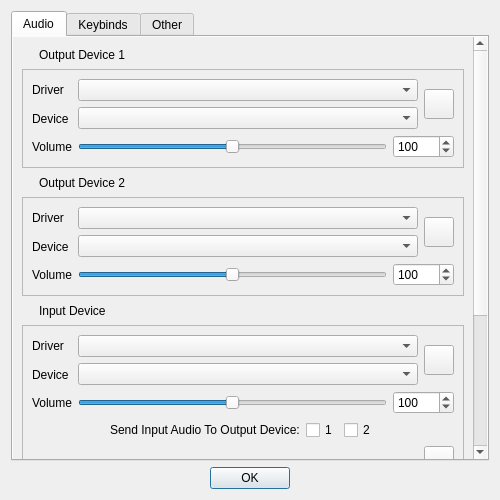
This is src/Dialog/dialogsettings.ui in defaultsamson/Soundboard as Qt 5 draws it before an edit. The edited form follows.
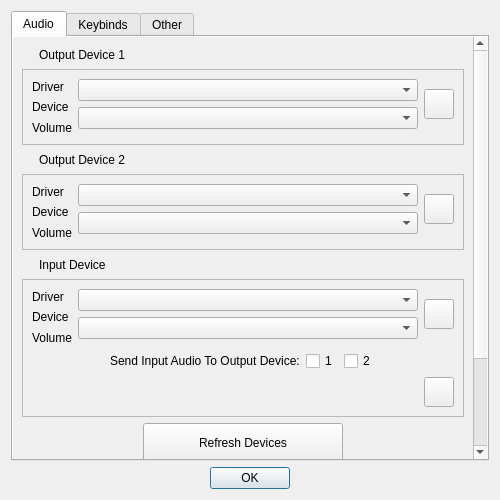
This is the edited form. Icons and pictures are not drawn. Custom widgets are drawn as their Qt base class.

Commit message: Updated DialodSettings to use WidgetVolume

Diff of the .ui file:
```diff
--- a/src/Dialog/dialogsettings.ui
+++ b/src/Dialog/dialogsettings.ui
@@ -60,9 +60,9 @@
           <property name="geometry">
            <rect>
             <x>0</x>
-            <y>0</y>
+            <y>-224</y>
             <width>464</width>
-            <height>726</height>
+            <height>644</height>
            </rect>
           </property>
           <layout class="QVBoxLayout" name="verticalLayout_11">
@@ -130,8 +130,8 @@
                  </layout>
                 </item>
                 <item>
-                 <widget class="QWidget" name="widget_6" native="true">
-                  <layout class="QVBoxLayout" name="verticalLayout_14">
+                 <widget class="QWidget" name="widget_3" native="true">
+                  <layout class="QVBoxLayout" name="verticalLayout_2">
                    <property name="leftMargin">
                     <number>0</number>
                    </property>
@@ -144,17 +144,29 @@
                    <property name="bottomMargin">
                     <number>0</number>
                    </property>
-                   <item>
-                    <layout class="QVBoxLayout" name="verticalLayout_12">
                      <item>
                       <layout class="QHBoxLayout" name="horizontalLayout_18">
                        <item>
                         <layout class="QVBoxLayout" name="verticalLayout_22">
                          <item>
-                          <widget class="QComboBox" name="comboBoxDriverOutput0"/>
+                        <widget class="QComboBox" name="comboBoxDriverOutput0">
+                         <property name="sizePolicy">
+                          <sizepolicy hsizetype="Expanding" vsizetype="Fixed">
+                           <horstretch>0</horstretch>
+                           <verstretch>0</verstretch>
+                          </sizepolicy>
+                         </property>
+                        </widget>
                          </item>
                          <item>
-                          <widget class="QComboBox" name="comboBoxDeviceOutput0"/>
+                        <widget class="QComboBox" name="comboBoxDeviceOutput0">
+                         <property name="sizePolicy">
+                          <sizepolicy hsizetype="Expanding" vsizetype="Fixed">
+                           <horstretch>0</horstretch>
+                           <verstretch>0</verstretch>
+                          </sizepolicy>
+                         </property>
+                        </widget>
                          </item>
                         </layout>
                        </item>
@@ -187,33 +199,14 @@
                       </layout>
                      </item>
                      <item>
-                      <layout class="QHBoxLayout" name="horizontalLayout_11">
-                       <item>
-                        <widget class="QSlider" name="sliderVolumeOutput0">
-                         <property name="maximum">
-                          <number>200</number>
-                         </property>
-                         <property name="value">
-                          <number>100</number>
-                         </property>
-                         <property name="orientation">
-                          <enum>Qt::Horizontal</enum>
-                         </property>
-                        </widget>
-                       </item>
-                       <item>
-                        <widget class="QSpinBox" name="spinBoxVolumeOutput0">
-                         <property name="maximum">
-                          <number>10000</number>
-                         </property>
-                         <property name="value">
-                          <number>100</number>
-                         </property>
-                        </widget>
-                       </item>
-                      </layout>
-                     </item>
-                    </layout>
+                    <widget class="WidgetVolume" name="volumeOutput0" native="true">
+                     <property name="minimumSize">
+                      <size>
+                       <width>0</width>
+                       <height>0</height>
+                      </size>
+                     </property>
+                    </widget>
                    </item>
                   </layout>
                  </widget>
@@ -287,8 +280,8 @@
                  </layout>
                 </item>
                 <item>
-                 <widget class="QWidget" name="widget_8" native="true">
-                  <layout class="QVBoxLayout" name="verticalLayout_13">
+                 <widget class="QWidget" name="widget_4" native="true">
+                  <layout class="QVBoxLayout" name="verticalLayout_12">
                    <property name="leftMargin">
                     <number>0</number>
                    </property>
@@ -301,17 +294,29 @@
                    <property name="bottomMargin">
                     <number>0</number>
                    </property>
-                   <item>
-                    <layout class="QVBoxLayout" name="verticalLayout_16">
                      <item>
                       <layout class="QHBoxLayout" name="horizontalLayout_17">
                        <item>
                         <layout class="QVBoxLayout" name="verticalLayout_17">
                          <item>
-                          <widget class="QComboBox" name="comboBoxDriverOutput1"/>
+                        <widget class="QComboBox" name="comboBoxDriverOutput1">
+                         <property name="sizePolicy">
+                          <sizepolicy hsizetype="Expanding" vsizetype="Fixed">
+                           <horstretch>0</horstretch>
+                           <verstretch>0</verstretch>
+                          </sizepolicy>
+                         </property>
+                        </widget>
                          </item>
                          <item>
-                          <widget class="QComboBox" name="comboBoxDeviceOutput1"/>
+                        <widget class="QComboBox" name="comboBoxDeviceOutput1">
+                         <property name="sizePolicy">
+                          <sizepolicy hsizetype="Expanding" vsizetype="Fixed">
+                           <horstretch>0</horstretch>
+                           <verstretch>0</verstretch>
+                          </sizepolicy>
+                         </property>
+                        </widget>
                          </item>
                         </layout>
                        </item>
@@ -344,36 +349,14 @@
                       </layout>
                      </item>
                      <item>
-                      <layout class="QHBoxLayout" name="horizontalLayout_10">
-                       <item>
-                        <widget class="QSlider" name="sliderVolumeOutput1">
-                         <property name="maximum">
-                          <number>200</number>
-                         </property>
-                         <property name="value">
-                          <number>100</number>
-                         </property>
-                         <property name="orientation">
-                          <enum>Qt::Horizontal</enum>
-                         </property>
-                        </widget>
-                       </item>
-                       <item>
-                        <widget class="QSpinBox" name="spinBoxVolumeOutput1">
-                         <property name="maximum">
-                          <number>10000</number>
-                         </property>
-                         <property name="value">
-                          <number>100</number>
-                         </property>
-                         <property name="displayIntegerBase">
-                          <number>10</number>
-                         </property>
-                        </widget>
-                       </item>
-                      </layout>
-                     </item>
-                    </layout>
+                    <widget class="WidgetVolume" name="volumeOutput1" native="true">
+                     <property name="minimumSize">
+                      <size>
+                       <width>0</width>
+                       <height>0</height>
+                      </size>
+                     </property>
+                    </widget>
                    </item>
                   </layout>
                  </widget>
@@ -447,18 +430,43 @@
                  </layout>
                 </item>
                 <item>
-                 <layout class="QVBoxLayout" name="verticalLayout_21">
-                  <item>
-                   <layout class="QVBoxLayout" name="verticalLayout_20">
+                 <widget class="QWidget" name="widget_5" native="true">
+                  <layout class="QVBoxLayout" name="verticalLayout_13">
+                   <property name="leftMargin">
+                    <number>0</number>
+                   </property>
+                   <property name="topMargin">
+                    <number>0</number>
+                   </property>
+                   <property name="rightMargin">
+                    <number>0</number>
+                   </property>
+                   <property name="bottomMargin">
+                    <number>0</number>
+                   </property>
                     <item>
                      <layout class="QHBoxLayout" name="horizontalLayout_14">
                       <item>
                        <layout class="QVBoxLayout" name="verticalLayout_15">
                         <item>
-                         <widget class="QComboBox" name="comboBoxDriverInput0"/>
+                        <widget class="QComboBox" name="comboBoxDriverInput0">
+                         <property name="sizePolicy">
+                          <sizepolicy hsizetype="Expanding" vsizetype="Fixed">
+                           <horstretch>0</horstretch>
+                           <verstretch>0</verstretch>
+                          </sizepolicy>
+                         </property>
+                        </widget>
                         </item>
                         <item>
-                         <widget class="QComboBox" name="comboBoxDeviceInput0"/>
+                        <widget class="QComboBox" name="comboBoxDeviceInput0">
+                         <property name="sizePolicy">
+                          <sizepolicy hsizetype="Expanding" vsizetype="Fixed">
+                           <horstretch>0</horstretch>
+                           <verstretch>0</verstretch>
+                          </sizepolicy>
+                         </property>
+                        </widget>
                         </item>
                        </layout>
                       </item>
@@ -491,35 +499,17 @@
                      </layout>
                     </item>
                     <item>
-                     <layout class="QHBoxLayout" name="horizontalLayout_3">
-                      <item>
-                       <widget class="QSlider" name="sliderVolumeInput0">
-                        <property name="maximum">
-                         <number>200</number>
-                        </property>
-                        <property name="value">
-                         <number>100</number>
-                        </property>
-                        <property name="orientation">
-                         <enum>Qt::Horizontal</enum>
-                        </property>
-                       </widget>
-                      </item>
-                      <item>
-                       <widget class="QSpinBox" name="spinBoxVolumeInput0">
-                        <property name="maximum">
-                         <number>10000</number>
-                        </property>
-                        <property name="value">
-                         <number>100</number>
-                        </property>
-                       </widget>
-                      </item>
-                     </layout>
-                    </item>
-                   </layout>
-                  </item>
-                 </layout>
+                    <widget class="WidgetVolume" name="volumeInput0" native="true">
+                     <property name="minimumSize">
+                      <size>
+                       <width>0</width>
+                       <height>0</height>
+                      </size>
+                     </property>
+                    </widget>
+                   </item>
+                  </layout>
+                 </widget>
                 </item>
                </layout>
               </item>
@@ -768,7 +758,7 @@
                     <number>0</number>
                    </property>
                    <property name="topMargin">
-                    <number>2</number>
+                    <number>0</number>
                    </property>
                    <property name="rightMargin">
                     <number>0</number>
@@ -798,31 +788,7 @@
                     </layout>
                    </item>
                    <item>
-                    <layout class="QHBoxLayout" name="horizontalLayout_9">
-                     <item>
-                      <widget class="QSlider" name="sliderVolumeAudioFile">
-                       <property name="maximum">
-                        <number>200</number>
-                       </property>
-                       <property name="value">
-                        <number>100</number>
-                       </property>
-                       <property name="orientation">
-                        <enum>Qt::Horizontal</enum>
-                       </property>
-                      </widget>
-                     </item>
-                     <item>
-                      <widget class="QSpinBox" name="spinBoxVolumeAudioFile">
-                       <property name="maximum">
-                        <number>10000</number>
-                       </property>
-                       <property name="value">
-                        <number>100</number>
-                       </property>
-                      </widget>
-                     </item>
-                    </layout>
+                    <widget class="WidgetVolume" name="volumeAudioFile" native="true"/>
                    </item>
                   </layout>
                  </widget>
@@ -1459,6 +1425,12 @@
    <header>src/Widget/widgetkeybind.h</header>
    <container>1</container>
   </customwidget>
+  <customwidget>
+   <class>WidgetVolume</class>
+   <extends>QWidget</extends>
+   <header>src/Widget/widgetvolume.h</header>
+   <container>1</container>
+  </customwidget>
  </customwidgets>
  <resources>
   <include location="../../res.qrc"/>
```
Lines whose indentation alone changed are shown as unchanged. The commit also changes 9 other files.
